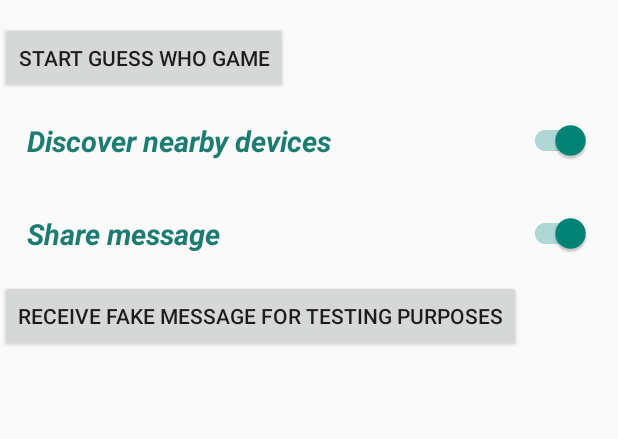
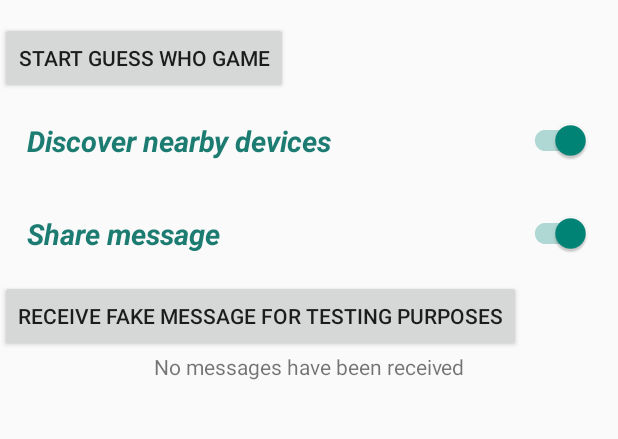
Before and after one commit to justinhchan/Proximity, an Android app: the screen it shows after launch (MainActivity), on a phone screen of 412 x 824 dp, the part 62-501 px from its top. Run offline under Robolectric (Android 15) with nearby library versions, the phone set to English and light mode, and no system bars; 2 statements that could not run were skipped.

Commit message:
Populating ListView
Display "No messages received" if there are no messages. Otherwise, populate the ListView with received messages.

```diff
--- a/app/src/main/java/cmsc436/proximity/MainActivity.java
+++ b/app/src/main/java/cmsc436/proximity/MainActivity.java
@@ -15,6 +15,7 @@ import android.widget.ArrayAdapter;
 import android.widget.Button;
 import android.widget.EditText;
 import android.widget.ListView;
+import android.widget.TextView;
 import android.widget.Toast;
 
 import com.google.android.gms.common.ConnectionResult;
@@ -132,8 +133,13 @@ public class MainActivity extends AppCompatActivity implements GoogleApiClient.C
                 // Called when a new message is found.
                 String messageContent = new String(message.getContent());
                 if (messageContent.startsWith("myname: ")) {
+                    Log.i(TAG, "message from " + new String(message.getContent()));
                     String otherPlayerName = messageContent.split(" ")[1];
                     otherPlayers.add(otherPlayerName);
+                    // Using otherPlayerName to populate list of messages for testing purposes
+                    // In the finished app, we will be using actual messages to populate the list
+                    // instead of using playerNames
+                    mNearbyDevicesArrayAdapter.add(otherPlayerName);
                     Toast.makeText(getApplicationContext(), "Found " + otherPlayerName, Toast.LENGTH_SHORT).show();
                 }
                 else if (messageContent.startsWith("gamerunner")) {
@@ -201,18 +207,37 @@ public class MainActivity extends AppCompatActivity implements GoogleApiClient.C
             }
         });
 
-        final List<String> nearbyDevicesArrayList = new ArrayList<>();
+        List<String> nearbyDevicesArrayList = new ArrayList<>();
         mNearbyDevicesArrayAdapter = new ArrayAdapter<>(this,
                 android.R.layout.simple_list_item_1,
                 nearbyDevicesArrayList);
-        final ListView nearbyDevicesListView = (ListView) findViewById(
+        ListView nearbyDevicesListView = (ListView) findViewById(
                 R.id.nearby_devices_list_view);
+
+        // Using ListActivity's setEmptyView method automatically
+        // checks if the adapter is empty or not. If the adapter is
+        // empty, then is displays "No messages received." Otherwise,
+        // it populates the ListView with messages from the array
+        TextView emptyText = (TextView) findViewById(R.id.emptyT);
+        nearbyDevicesListView.setEmptyView(emptyText);
+        nearbyDevicesListView.setAdapter(mNearbyDevicesArrayAdapter);
+
+        // Populate the ListView with nearbyDevices
+        /*
         if (nearbyDevicesListView != null) {
             nearbyDevicesListView.setAdapter(mNearbyDevicesArrayAdapter);
-        }
+        // No messages have been received
+        } else {
+            TextView emptyText = (TextView) findViewById(android.R.id.empty);
+            nearbyDevicesListView.setEmptyView(emptyText);
+        } */
         buildGoogleApiClient();
 
 //        readFromStorage();
+    }
+
+    private void setEmptyText() {
+        TextView emptyText = (TextView) findViewById(android.R.id.empty);
     }
 
     // open a prompt asking for user's name
--- a/app/src/main/res/layout/activity_main.xml
+++ b/app/src/main/res/layout/activity_main.xml
@@ -56,4 +56,12 @@
         android:layout_marginTop="@dimen/activity_vertical_margin"
         android:transcriptMode="alwaysScroll" />
 
+    <TextView
+        android:id="@+id/emptyT"
+        android:layout_width="match_parent"
+        android:layout_height="wrap_content"
+        android:layout_gravity="center"
+        android:gravity="center"
+        android:text="No messages have been received"/>
+
 </LinearLayout>
```
